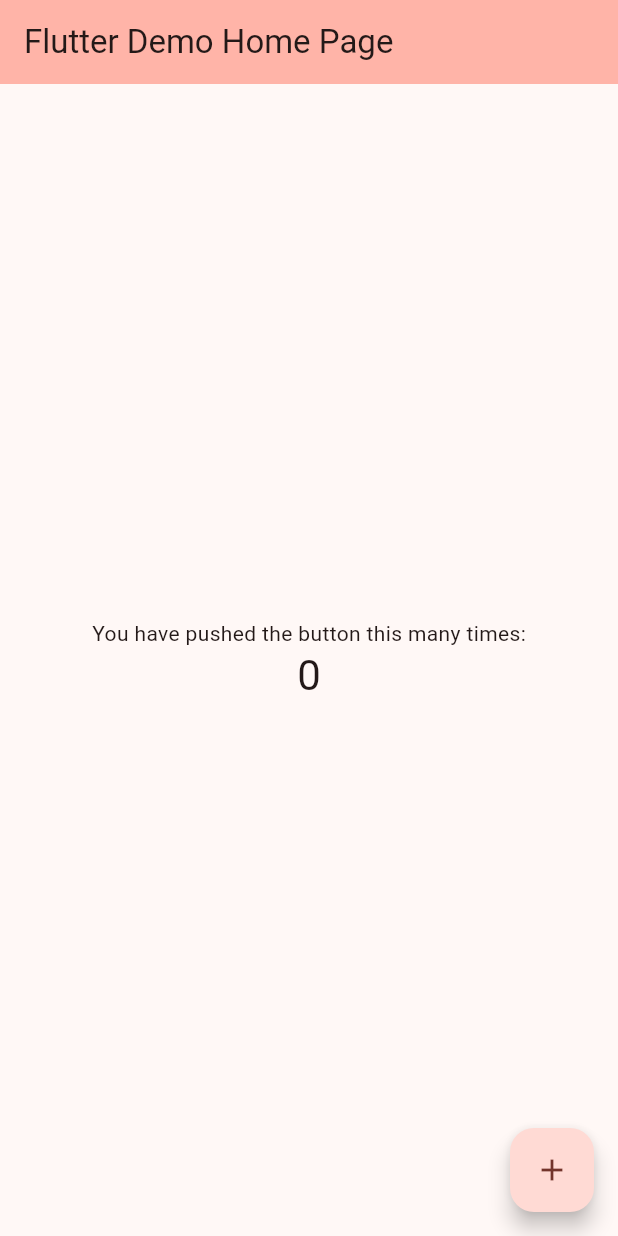
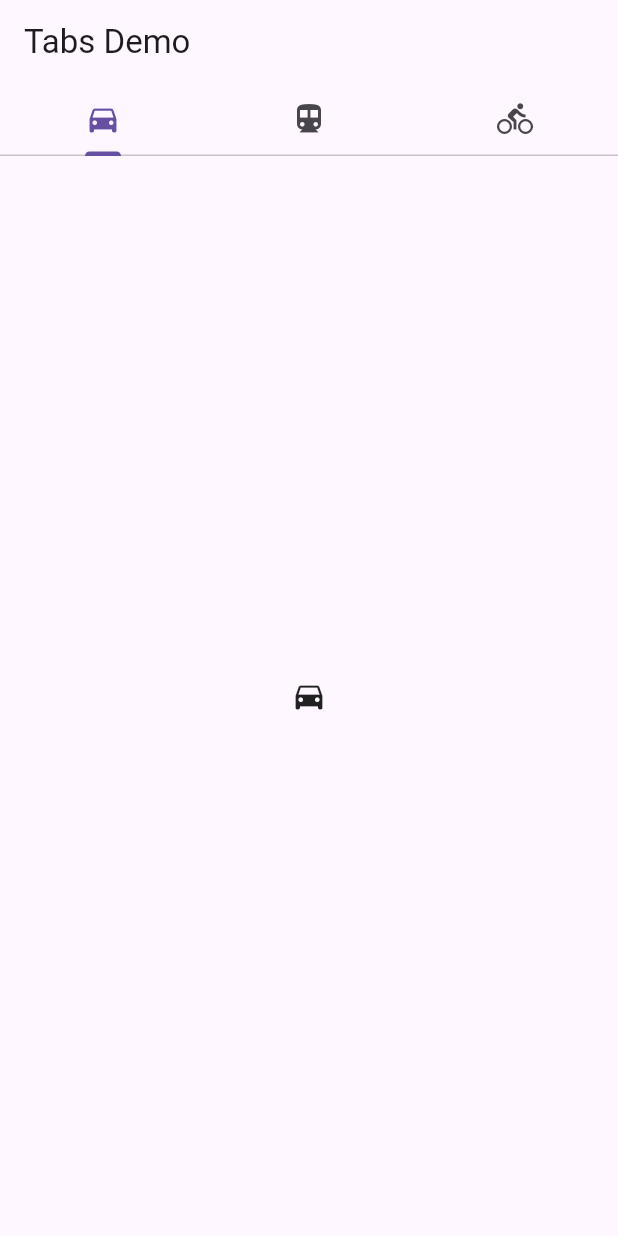
Before and after one commit to BryceWiddoss/dartHeart, a Flutter app: the screen it shows after launch, on a phone screen of 412 x 824 dp. Run offline on Flutter 3.47's test engine with Material 3 defaults, Android fonts, the phone set to English and light mode, and no system bars.

Commit message:
tab demonstration start

```diff
--- a/my_app/lib/main.dart
+++ b/my_app/lib/main.dart
@@ -1,122 +1,37 @@
 import 'package:flutter/material.dart';
 
 void main() {
-  runApp(const MyApp()); // Bryces Program
+  runApp(const TabBarDemo());
 }
 
-class MyApp extends StatelessWidget {
-  const MyApp({super.key});
+class TabBarDemo extends StatelessWidget {
+  const TabBarDemo({super.key});
 
-  // This widget is the root of your application.
   @override
   Widget build(BuildContext context) {
     return MaterialApp(
-      title: 'Flutter Demo',
-      theme: ThemeData(
-        // This is the theme of your application.
-        //
-        // TRY THIS: Try running your application with "flutter run". You'll see
-        // the application has a purple toolbar. Then, without quitting the app,
-        // try changing the seedColor in the colorScheme below to Colors.green
-        // and then invoke "hot reload" (save your changes or press the "hot
-        // reload" button in a Flutter-supported IDE, or press "r" if you used
-        // the command line to start the app).
-        //
-        // Notice that the counter didn't reset back to zero; the application
-        // state is not lost during the reload. To reset the state, use hot
-        // restart instead.
-        //
-        // This works for code too, not just values: Most code changes can be
-        // tested with just a hot reload.
-        colorScheme: ColorScheme.fromSeed(seedColor: const Color.fromARGB(255, 155, 0, 0)),
+      home: DefaultTabController(
+        length: 3,
+        child: Scaffold(
+          appBar: AppBar(
+            bottom: const TabBar(
+              tabs: [
+                Tab(icon: Icon(Icons.directions_car)),
+                Tab(icon: Icon(Icons.directions_transit)),
+                Tab(icon: Icon(Icons.directions_bike)),
+              ],
+            ),
+            title: const Text('Tabs Demo'),
+          ),
+          body: const TabBarView(
+            children: [
+              Icon(Icons.directions_car),
+              Icon(Icons.directions_transit),
+              Icon(Icons.directions_bike),
+            ],
+          ),
+        ),
       ),
-      home: const MyHomePage(title: 'Flutter Demo Home Page'),
     );
   }
 }
-
-class MyHomePage extends StatefulWidget {
-  const MyHomePage({super.key, required this.title});
-
-  // This widget is the home page of your application. It is stateful, meaning
-  // that it has a State object (defined below) that contains fields that affect
-  // how it looks.
-
-  // This class is the configuration for the state. It holds the values (in this
-  // case the title) provided by the parent (in this case the App widget) and
-  // used by the build method of the State. Fields in a Widget subclass are
-  // always marked "final".
-
-  final String title;
-
-  @override
-  State<MyHomePage> createState() => _MyHomePageState();
-}
-
-class _MyHomePageState extends State<MyHomePage> {
-  int _counter = 0;
-
-  void _incrementCounter() {
-    setState(() {
-      // This call to setState tells the Flutter framework that something has
-      // changed in this State, which causes it to rerun the build method below
-      // so that the display can reflect the updated values. If we changed
-      // _counter without calling setState(), then the build method would not be
-      // called again, and so nothing would appear to happen.
-      _counter++;
-    });
-  }
-
-  @override
-  Widget build(BuildContext context) {
-    // This method is rerun every time setState is called, for instance as done
-    // by the _incrementCounter method above.
-    //
-    // The Flutter framework has been optimized to make rerunning build methods
-    // fast, so that you can just rebuild anything that needs updating rather
-    // than having to individually change instances of widgets.
-    return Scaffold(
-      appBar: AppBar(
-        // TRY THIS: Try changing the color here to a specific color (to
-        // Colors.amber, perhaps?) and trigger a hot reload to see the AppBar
-        // change color while the other colors stay the same.
-        backgroundColor: Theme.of(context).colorScheme.inversePrimary,
-        // Here we take the value from the MyHomePage object that was created by
-        // the App.build method, and use it to set our appbar title.
-        title: Text(widget.title),
-      ),
-      body: Center(
-        // Center is a layout widget. It takes a single child and positions it
-        // in the middle of the parent.
-        child: Column(
-          // Column is also a layout widget. It takes a list of children and
-          // arranges them vertically. By default, it sizes itself to fit its
-          // children horizontally, and tries to be as tall as its parent.
-          //
-          // Column has various properties to control how it sizes itself and
-          // how it positions its children. Here we use mainAxisAlignment to
-          // center the children vertically; the main axis here is the vertical
-          // axis because Columns are vertical (the cross axis would be
-          // horizontal).
-          //
-          // TRY THIS: Invoke "debug painting" (choose the "Toggle Debug Paint"
-          // action in the IDE, or press "p" in the console), to see the
-          // wireframe for each widget.
-          mainAxisAlignment: MainAxisAlignment.center,
-          children: <Widget>[
-            const Text('You have pushed the button this many times:'),
-            Text(
-              '$_counter',
-              style: Theme.of(context).textTheme.headlineMedium,
-            ),
-          ],
-        ),
-      ),
-      floatingActionButton: FloatingActionButton(
-        onPressed: _incrementCounter,
-        tooltip: 'Increment',
-        child: const Icon(Icons.add),
-      ), // This trailing comma makes auto-formatting nicer for build methods.
-    );
-  }
-}
```
Also changed, not shown: 1 other file.
